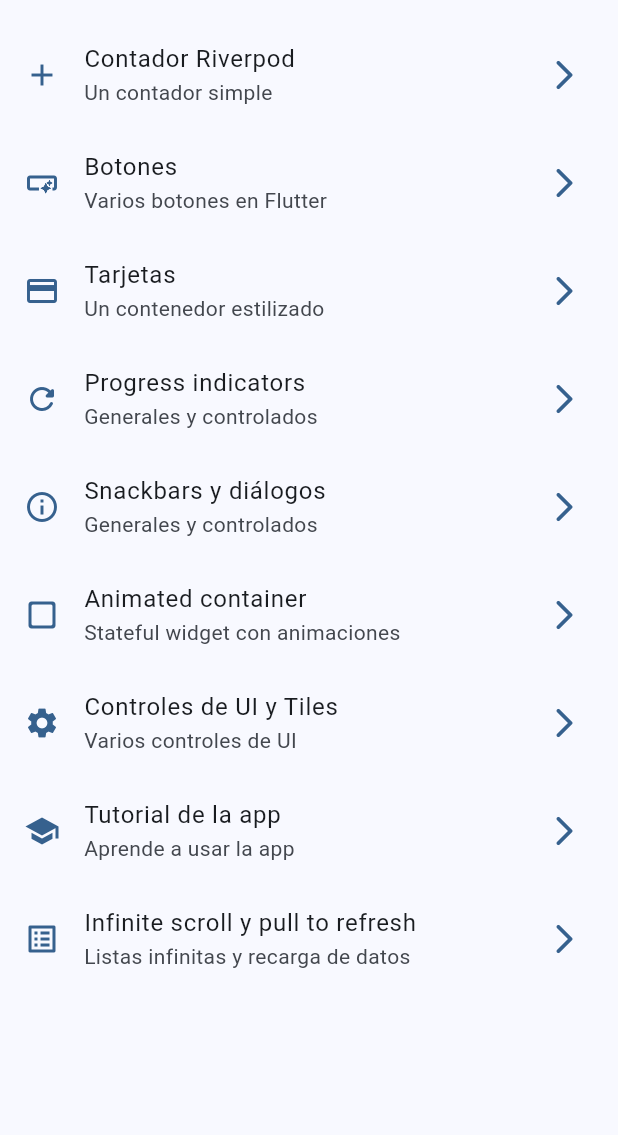
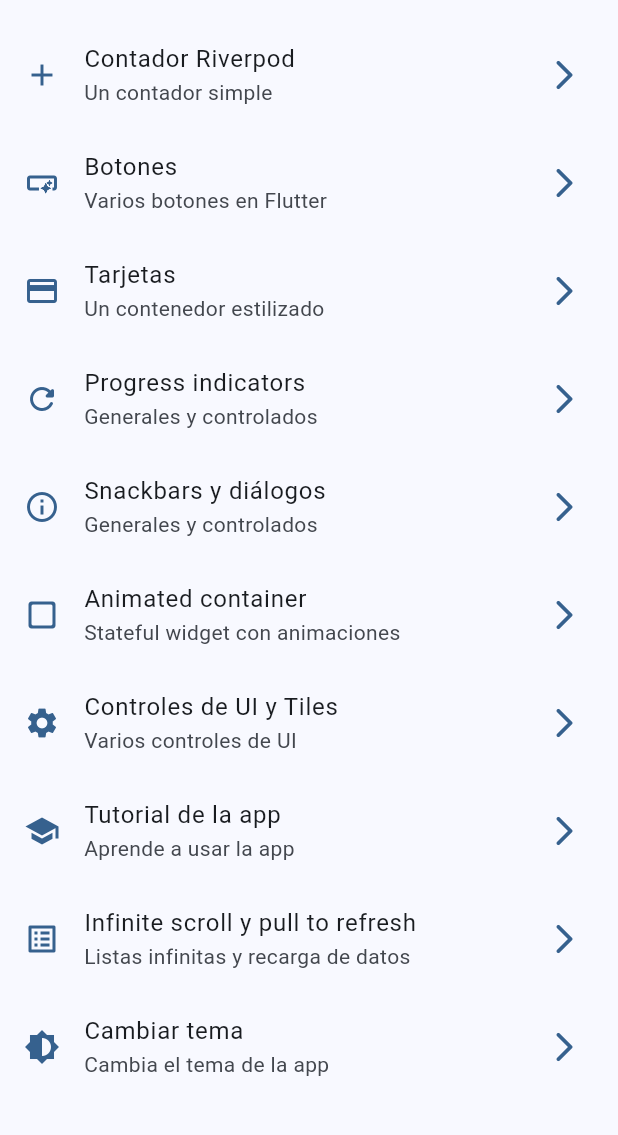
Before and after one commit to avazquezm/flutter_widgets_app, a Flutter app: the screen it shows after launch, on a phone screen of 412 x 824 dp, the part 63-1198 px from its top. Run offline on Flutter 3.47's test engine with Material 3 defaults, Android fonts, the phone set to English and light mode, and no system bars; our stand-ins replace animate_do, flutter_riverpod, go_router.

Commit message:
Add theme changer screen

```diff
--- a/lib/config/menu/menu_item.dart
+++ b/lib/config/menu/menu_item.dart
@@ -70,4 +70,10 @@ const List<MenuItem> appMenuItems = [
     link: InfiniteScrollScreen.name,
     icon: Icons.list_alt,
   ),
+  MenuItem(
+    title: 'Cambiar tema',
+    subTitle: 'Cambia el tema de la app',
+    link: ThemeChangerScreen.name,
+    icon: Icons.brightness_6,
+  ),
 ];
--- a/lib/config/router/app_router.dart
+++ b/lib/config/router/app_router.dart
@@ -55,5 +55,10 @@ final appRouter = GoRouter(
       name: CounterScreen.name,
       builder: (context, state) => const CounterScreen(),
     ),
+    GoRoute(
+      path: '/theme-changer',
+      name: ThemeChangerScreen.name,
+      builder: (context, state) => const ThemeChangerScreen(),
+    ),
   ],
 );
--- a/lib/config/theme/app_theme.dart
+++ b/lib/config/theme/app_theme.dart
@@ -5,24 +5,37 @@ const colorList = <Color>[
   Colors.red,
   Colors.green,
   Colors.purple,
-  Colors.yellow,
+  Colors.indigo,
   Colors.orange,
-  Colors.teal
+  Colors.teal,
+  Colors.pink,
 ];
 
 class AppTheme {
   final int selectedColor;
+  final bool isDarkMode;
 
   AppTheme({
     this.selectedColor = 0,
+    this.isDarkMode = false,
   })  : assert(selectedColor >= 0, 'Selected color most be >= than 0'),
         assert(selectedColor < colorList.length,
             'Selected color must be < than ${colorList.length}');
 
   ThemeData getTheme() => ThemeData(
       useMaterial3: true,
+      brightness: isDarkMode ? Brightness.dark : Brightness.light,
       colorSchemeSeed: colorList[selectedColor],
       appBarTheme: const AppBarTheme(
         centerTitle: true,
       ));
+
+  AppTheme copyWith({
+    int? selectedColor,
+    bool? isDarkMode,
+  }) =>
+      AppTheme(
+        selectedColor: selectedColor ?? this.selectedColor,
+        isDarkMode: isDarkMode ?? this.isDarkMode,
+      );
 }
--- a/lib/main.dart
+++ b/lib/main.dart
@@ -2,6 +2,7 @@ import 'package:flutter/material.dart';
 import 'package:flutter_riverpod/flutter_riverpod.dart';
 import 'package:widgets_app/config/router/app_router.dart';
 import 'package:widgets_app/config/theme/app_theme.dart';
+import 'package:widgets_app/presentation/providers/theme_provider.dart';
 
 void main() {
   runApp(
@@ -11,16 +12,20 @@ void main() {
   );
 }
 
-class MainApp extends StatelessWidget {
+class MainApp extends ConsumerWidget {
   const MainApp({super.key});
 
   @override
-  Widget build(BuildContext context) {
+  Widget build(BuildContext context, WidgetRef ref) {
+    // final bool isDarkMode = ref.watch(isDarkModeProvider);
+    // final int selectedColor = ref.watch(selectedColorProvider);
+    final AppTheme appTheme = ref.watch(themeNotifierProvider);
+
     return MaterialApp.router(
       title: 'Widgets App',
       routerConfig: appRouter,
       debugShowCheckedModeBanner: false,
-      theme: AppTheme(selectedColor: 0).getTheme(),
+      theme: appTheme.getTheme(),
     );
   }
 }
--- /dev/null
+++ b/lib/presentation/providers/theme_provider.dart
@@ -0,0 +1,26 @@
+import 'package:flutter_riverpod/flutter_riverpod.dart';
+import 'package:widgets_app/config/theme/app_theme.dart';
+
+final isDarkModeProvider = StateProvider((ref) => false);
+
+// Inmutable color list
+final colorListProvider = Provider((ref) => colorList);
+
+final selectedColorProvider = StateProvider<int>((ref) => 0);
+
+// An object of type AppTheme
+final themeNotifierProvider = StateNotifierProvider<ThemeNotifier, AppTheme>(
+  (ref) => ThemeNotifier(),
+);
+
+class ThemeNotifier extends StateNotifier<AppTheme> {
+  ThemeNotifier() : super(AppTheme());
+
+  void toggleDarkMode() {
+    state = state.copyWith(isDarkMode: !state.isDarkMode);
+  }
+
+  void changeColor(int index) {
+    state = state.copyWith(selectedColor: index);
+  }
+}
--- a/lib/presentation/screens/counter/counter_screen.dart
+++ b/lib/presentation/screens/counter/counter_screen.dart
@@ -1,6 +1,7 @@
 import 'package:flutter/material.dart';
 import 'package:flutter_riverpod/flutter_riverpod.dart';
 import 'package:widgets_app/presentation/providers/counter_provider.dart';
+import 'package:widgets_app/presentation/providers/theme_provider.dart';
 
 class CounterScreen extends ConsumerWidget {
   static const name = 'CounterScreen';
@@ -8,7 +9,7 @@ class CounterScreen extends ConsumerWidget {
 
   @override
   Widget build(BuildContext context, WidgetRef ref) {
-    final clickCounter = ref.watch(counterProvider);
+    final int clickCounter = ref.watch(counterProvider);
 
     return Scaffold(
       appBar: AppBar(
@@ -22,7 +23,7 @@ class CounterScreen extends ConsumerWidget {
       ),
       floatingActionButton: FloatingActionButton(
         onPressed: () {
-          // Incrementar el contador
+          ref.read(counterProvider.notifier).state++;
         },
         child: const Icon(Icons.add),
       ),
--- a/lib/presentation/screens/screens.dart
+++ b/lib/presentation/screens/screens.dart
@@ -2,9 +2,10 @@ export 'package:widgets_app/presentation/screens/animated/animated_screen.dart';
 export 'package:widgets_app/presentation/screens/app_tutorial/app_tutorial_screen.dart';
 export 'package:widgets_app/presentation/screens/buttons/buttons_screen.dart';
 export 'package:widgets_app/presentation/screens/cards/cards_screen.dart';
+export 'package:widgets_app/presentation/screens/counter/counter_screen.dart';
 export 'package:widgets_app/presentation/screens/home/home_screen.dart';
 export 'package:widgets_app/presentation/screens/infinite_scroll/infinite_scroll_screen.dart';
 export 'package:widgets_app/presentation/screens/progress/progress_screen.dart';
 export 'package:widgets_app/presentation/screens/snackbar/snackbar_screen.dart';
+export 'package:widgets_app/presentation/screens/theme_changer/theme_changer_screen.dart';
 export 'package:widgets_app/presentation/screens/ui_controls/ui_controls_screen.dart';
-export 'package:widgets_app/presentation/screens/counter/counter_screen.dart';
```
Also changed, not shown: lib/presentation/screens/theme_changer/theme_changer_screen.dart (added, +63 -0 lines).
